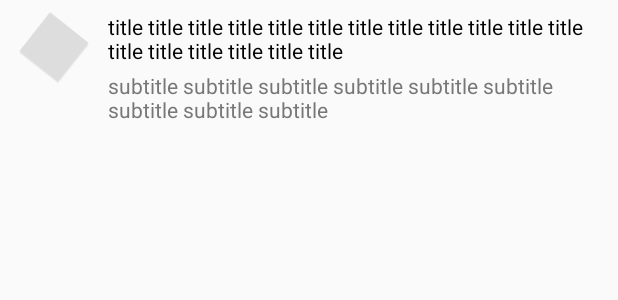
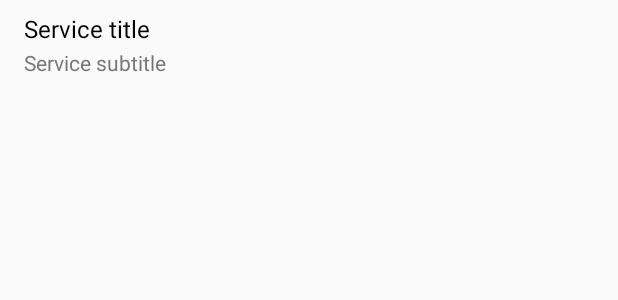
Before and after one commit to tominsam/flame-android, an Android app: the layout cell_with_image.xml on its own in the app's theme, with its tools: preview values and no code run, on a phone screen of 412 x 824 dp. Shown: the top 300 px of the screen. Run offline under Robolectric (Android 15) with nearby library versions, the phone set to English and light mode, and no system bars.

Commit message:
more rearranging

```diff
--- a/flame/build.gradle
+++ b/flame/build.gradle
@@ -46,6 +46,7 @@ dependencies {
     compile 'com.android.support:recyclerview-v7:25.2.0'
     compile 'com.jakewharton.timber:timber:4.1.2'
     compile 'com.android.support:design:25.2.0'
+    compile 'org.greenrobot:eventbus:3.0.0'
 }
 
 // load signing information based on gradle.properties
--- a/flame/src/main/AndroidManifest.xml
+++ b/flame/src/main/AndroidManifest.xml
@@ -28,12 +28,6 @@
             </intent-filter>
         </activity>
 
-        <service
-            android:name=".fragments.DiscoveryFragment"
-            android:label="Discovery Service"
-            >
-        </service>
-
     </application>
 
 
--- a/flame/src/main/java/org/movieos/flame/models/FlameHost.java
+++ b/flame/src/main/java/org/movieos/flame/models/FlameHost.java
@@ -1,6 +1,6 @@
 package org.movieos.flame.models;
 
-import org.movieos.flame.ServiceLookup;
+import org.movieos.flame.utilities.ServiceLookup;
 import timber.log.Timber;
 
 import java.util.ArrayList;
--- a/flame/src/main/res/layout/cell_with_image.xml
+++ b/flame/src/main/res/layout/cell_with_image.xml
@@ -1,6 +1,7 @@
 <?xml version="1.0" encoding="utf-8"?>
 <layout
     xmlns:android="http://schemas.android.com/apk/res/android"
+    xmlns:app="http://schemas.android.com/apk/res-auto"
     xmlns:tools="http://schemas.android.com/tools"
     >
 
@@ -8,44 +9,32 @@
         android:layout_width="fill_parent"
         android:layout_height="wrap_content"
         android:foreground="?android:selectableItemBackground"
+        android:paddingTop="8dp"
         android:paddingBottom="8dp"
-        android:paddingTop="8dp"
+        android:paddingStart="16dp"
+        android:paddingEnd="16dp"
         >
 
-        <ImageView
-            android:id="@android:id/icon"
-            android:layout_width="72dp"
+        <TextView
+            android:id="@+id/text1"
+            android:layout_width="0dp"
             android:layout_height="wrap_content"
             android:layout_alignParentStart="true"
-            android:layout_alignParentTop="true"
-            android:scaleType="center"
-            android:src="@drawable/ic_launcher"
-            android:tint="#DDDDDD"
+            android:layout_alignParentEnd="true"
+            android:textAppearance="@style/Text.Title"
+            tools:text="Service title"
             />
 
         <TextView
-            android:id="@android:id/text1"
-            android:layout_width="fill_parent"
+            android:id="@+id/text2"
+            android:layout_alignParentStart="true"
+            android:layout_alignParentEnd="true"
+            android:layout_below="@+id/text1"
+            android:layout_marginTop="2dp"
+            android:layout_width="0dp"
             android:layout_height="wrap_content"
-            android:layout_alignParentTop="true"
-            android:layout_marginBottom="4dp"
-            android:layout_marginEnd="8dp"
-            android:layout_marginStart="72dp"
-
-            android:textColor="@color/title"
-            tools:text="title title title title title title title title title title title title title title title title title title"
-            />
-
-        <TextView
-            android:id="@android:id/text2"
-            android:layout_width="fill_parent"
-            android:layout_height="wrap_content"
-            android:layout_below="@android:id/text1"
-            android:layout_marginEnd="8dp"
-            android:layout_marginStart="72dp"
-
-            android:textColor="@color/subtitle"
-            tools:text="subtitle subtitle subtitle subtitle subtitle subtitle subtitle subtitle subtitle"
+            android:textAppearance="@style/Text.Subtitle"
+            tools:text="Service subtitle"
             />
 
     </RelativeLayout>
--- a/flame/src/main/res/layout/recycler_view_fragment.xml
+++ b/flame/src/main/res/layout/recycler_view_fragment.xml
@@ -28,8 +28,6 @@
             android:id="@+id/recycler_view"
             android:layout_width="match_parent"
             android:layout_height="match_parent"
-            android:paddingBottom="8dp"
-            android:paddingTop="8dp"
             app:layout_behavior="@string/appbar_scrolling_view_behavior"
             android:background="?android:colorBackground"
             />
--- a/flame/src/main/res/values/styles.xml
+++ b/flame/src/main/res/values/styles.xml
@@ -13,4 +13,14 @@
         <item name="android:background">?colorPrimary</item>
     </style>
 
+    <style name="Text.Title" parent="@android:style/TextAppearance">
+        <item name="android:textSize">16sp</item>
+        <item name="android:textColor">@color/title</item>
+    </style>
+
+    <style name="Text.Subtitle" parent="@android:style/TextAppearance">
+        <item name="android:textSize">14sp</item>
+        <item name="android:textColor">@color/subtitle</item>
+    </style>
+
 </resources>
```
Also changed, not shown: flame/src/main/java/org/movieos/flame/MyApplication.java (+11 -2 lines), flame/src/main/java/org/movieos/flame/activities/FlameActivity.java (+0 -28 lines), flame/src/main/java/org/movieos/flame/activities/ServiceDetailActivity.java (deleted, +0 -60 lines), flame/src/main/java/org/movieos/flame/fragments/HostListFragment.java (+28 -16 lines), flame/src/main/java/org/movieos/flame/fragments/ServiceListFragment.java (+17 -16 lines), flame/src/main/java/org/movieos/flame/models/FlameService.java (+19 -18 lines), flame/src/main/java/org/movieos/flame/utilities/DiscoveryService.java (renamed from flame/src/main/java/org/movieos/flame/fragments/DiscoveryFragment.java, +21 -40 lines), flame/src/main/java/org/movieos/flame/utilities/ServiceLookup.java (renamed from flame/src/main/java/org/movieos/flame/ServiceLookup.java, +23 -23 lines), flame/src/main/res/drawable/divider.xml (added, +10 -0 lines), gradle/wrapper/gradle-wrapper.properties.
